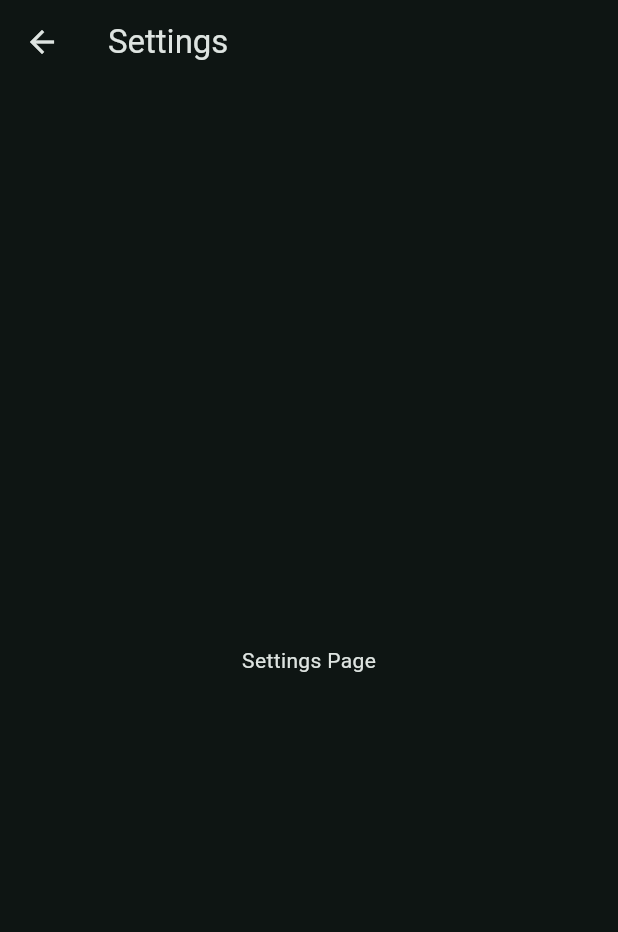
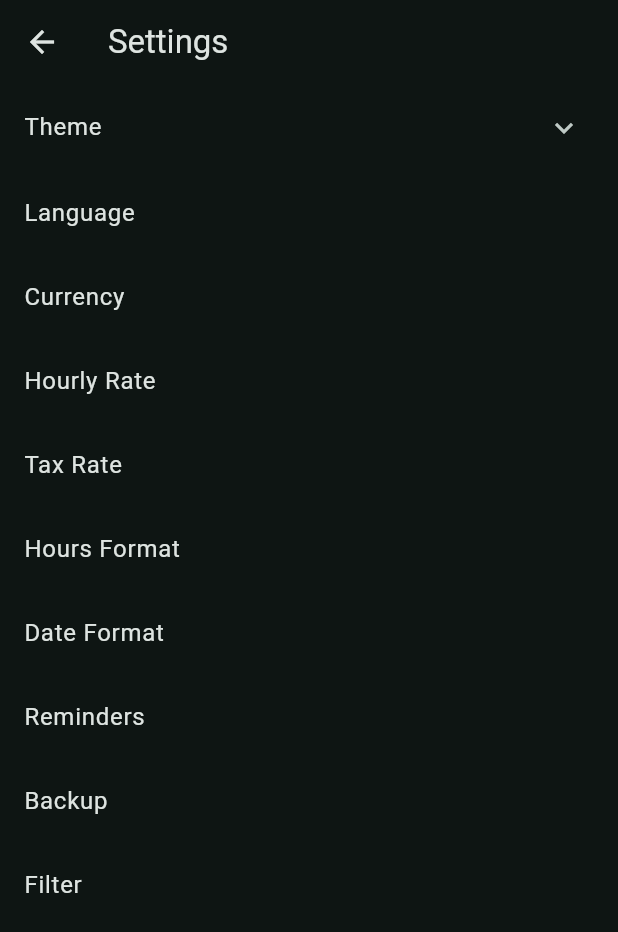
Before and after one commit to Amnesiac9/flutter_time_card_tracker, a Flutter app: the screen it shows after launch, after a tap on the "settings" icon, on a phone screen of 412 x 824 dp. Shown: the top 932 px of the screen. Run offline on Flutter 3.47's test engine with Material 3 defaults, Android fonts, the phone set to English and light mode, and no system bars; our stand-ins replace sqflite; accounts and stored records are empty.

Commit message:
Added settings page, non functioning

```diff
--- a/lib/home_page.dart
+++ b/lib/home_page.dart
@@ -57,7 +57,7 @@ class _MyHomePageState extends State<MyHomePage> {
     });
   }
 
-  Widget _getEntries() {
+  Widget _displayEntries() {
     return _entries.isEmpty
         ? const Text('No entries yet')
         : ListView.builder(
@@ -183,7 +183,7 @@ class _MyHomePageState extends State<MyHomePage> {
           ),
           Expanded(
             child: Center(
-              child: _getEntries(),
+              child: _displayEntries(),
             ),
           ),
         ],
@@ -191,6 +191,7 @@ class _MyHomePageState extends State<MyHomePage> {
       floatingActionButton: FloatingActionButton(
         onPressed: _createNewEntry,
         tooltip: 'Add Entry',
+        mouseCursor: MaterialStateMouseCursor.clickable,
         child: const Icon(Icons.alarm_add_rounded),
       ),
     );
--- a/lib/settings_page.dart
+++ b/lib/settings_page.dart
@@ -1,4 +1,6 @@
 import 'package:flutter/material.dart';
+import 'package:time_card_tracker/custom_widget_settings_tile.dart';
+import 'package:time_card_tracker/settings.dart';
 
 class SettingsPage extends StatelessWidget {
   const SettingsPage({super.key});
@@ -9,8 +11,81 @@ class SettingsPage extends StatelessWidget {
       appBar: AppBar(
         title: const Text('Settings'),
       ),
-      body: const Center(
-        child: Text('Settings Page'),
+      body: Center(
+        child: ListView(
+          children: <Widget>[
+            ExpansionTile(
+              title: const Text('Theme'),
+              children: <Widget>[
+                CustomSettingsTile(
+                  title: const Text('Light'),
+                  settingType: SettingType.toggle,
+                  toggleValue: UserSettings.isDark == 0 ? false : true,
+                ),
+                ListTile(
+                  title: const Text('Dark'),
+                  onTap: () {
+                    // Navigate to dark theme settings
+                  },
+                ),
+              ],
+            ),
+            ListTile(
+              title: const Text('Language'),
+              onTap: () {
+                // Navigate to language settings
+              },
+            ),
+            ListTile(
+              title: const Text('Currency'),
+              onTap: () {
+                // Navigate to currency settingss
+              },
+            ),
+            ListTile(
+              title: const Text('Hourly Rate'),
+              onTap: () {
+                // Navigate to hourly rate settings
+              },
+            ),
+            ListTile(
+              title: const Text('Tax Rate'),
+              onTap: () {
+                // Navigate to tax rate settings
+              },
+            ),
+            ListTile(
+              title: const Text('Hours Format'),
+              onTap: () {
+                // Navigate to hours format settings
+              },
+            ),
+            ListTile(
+              title: const Text('Date Format'),
+              onTap: () {
+                // Navigate to date format settings
+              },
+            ),
+            ListTile(
+              title: const Text('Reminders'),
+              onTap: () {
+                // Navigate to reminders settings
+              },
+            ),
+            ListTile(
+              title: const Text('Backup'),
+              onTap: () {
+                // Navigate to backup settings
+              },
+            ),
+            ListTile(
+              title: const Text('Filter'),
+              onTap: () {
+                // Navigate to filter settings
+              },
+            ),
+          ],
+        ),
       ),
     );
   }
```
Also changed, not shown: lib/custom_widget_settings_tile.dart (added, +111 -0 lines), lib/settings_theme.dart (added).
